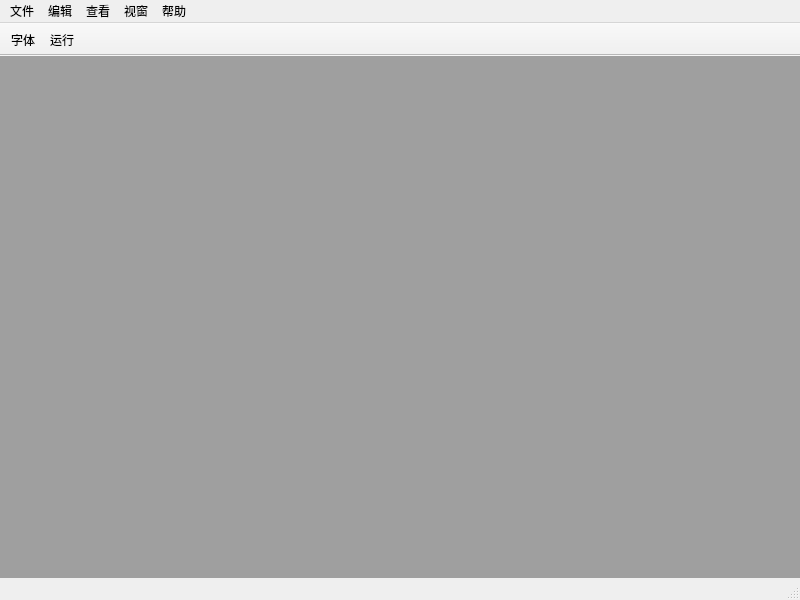
Qt form mainwindow.ui (sonichy/HTYEdit) before a commit.
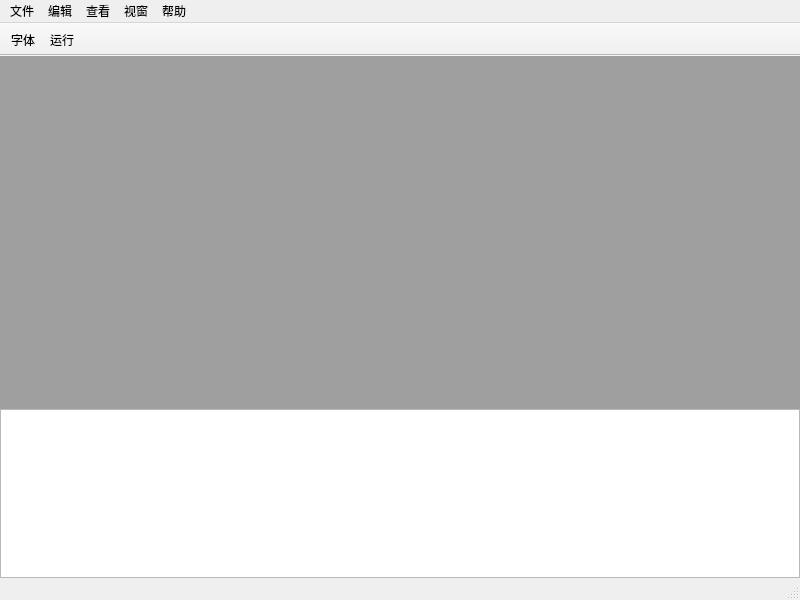
The same form after that commit. Icons and pictures are not drawn.

Commit message: add debug window

```diff
--- a/mainwindow.ui
+++ b/mainwindow.ui
@@ -38,6 +38,13 @@
      <number>0</number>
     </property>
     <item>
+     <widget class="QSplitter" name="splitter">
+      <property name="orientation">
+       <enum>Qt::Vertical</enum>
+      </property>
+      <property name="handleWidth">
+       <number>0</number>
+      </property>
      <widget class="QMdiArea" name="mdiArea">
       <property name="viewMode">
        <enum>QMdiArea::TabbedView</enum>
@@ -51,6 +58,8 @@
       <property name="tabShape">
        <enum>QTabWidget::Triangular</enum>
       </property>
+      </widget>
+      <widget class="QTextBrowser" name="textBrowser"/>
      </widget>
     </item>
    </layout>
```
Lines whose indentation alone changed are shown as unchanged. The commit also changes 4 other files.
